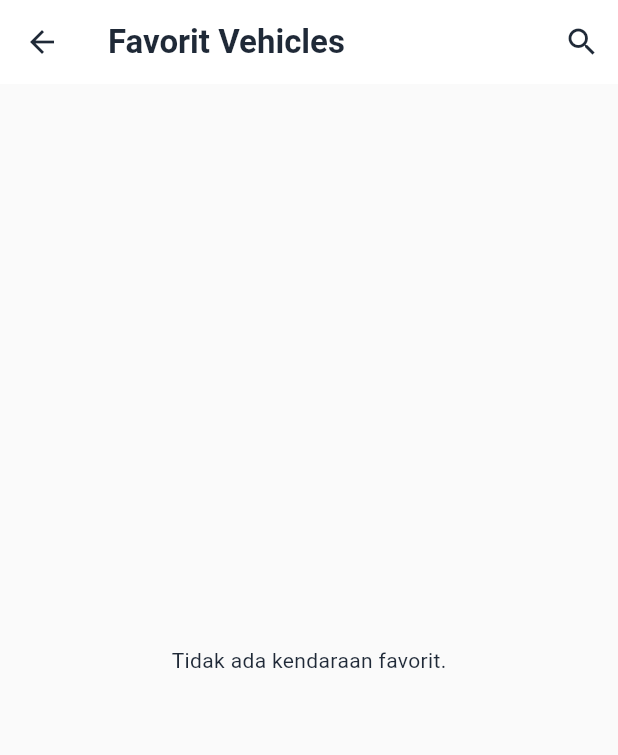
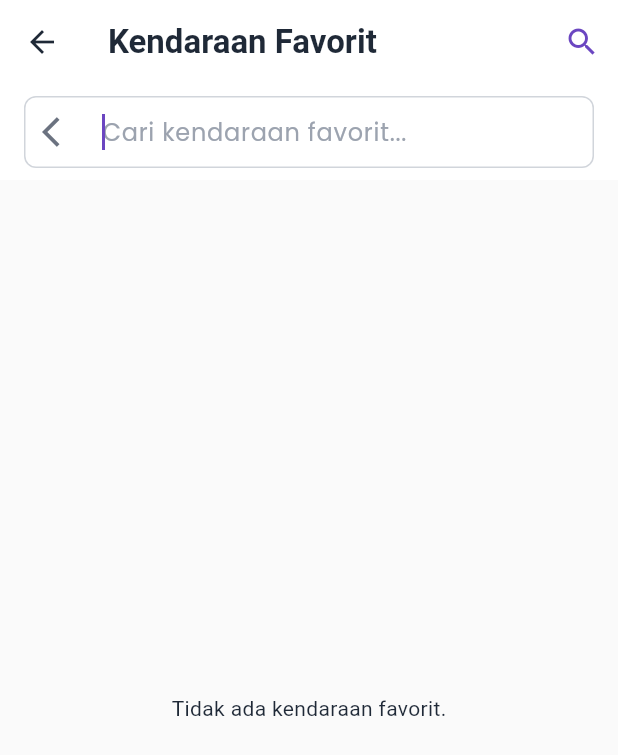
Before and after one commit to mazkama/infoev-mobile, a Flutter app: the FavoritVehiclesPage screen opened directly, after a tap on the "search" icon, on a phone screen of 412 x 824 dp. Shown: the top 755 px of the screen. Run offline on Flutter 3.47's test engine with Material 3 defaults, Android fonts, the phone set to English and light mode, and no system bars; our stand-ins replace cached_network_image, firebase_core, firebase_messaging, flutter_local_notifications, flutter_widget_from_html, get and 5 more; accounts and stored records are empty; network calls fail.

Commit message:
Search Kendaraan Favorit

```diff
--- a/lib/app/modules/favorite_vehicles/controllers/FavoriteVehiclesController.dart
+++ b/lib/app/modules/favorite_vehicles/controllers/FavoriteVehiclesController.dart
@@ -7,12 +7,17 @@ import 'package:infoev/core/local_db.dart';
 
 class FavoriteVehicleController extends GetxController {
   var favoriteVehicles = <FavoriteVehicle>[].obs;
+  var filteredVehicles = <FavoriteVehicle>[].obs; // For search results
   var isLoading = false.obs;
   var errorMessage = ''.obs;
 
   var isLoadingMore = false.obs;
   var isError = false.obs;
   var hasMoreFavorites = true.obs;
+
+  // Search state
+  var isSearching = false.obs;
+  var searchQuery = "".obs;
 
   int currentPage = 1;
 
@@ -28,6 +33,43 @@ class FavoriteVehicleController extends GetxController {
     fetchFavoriteVehicles(); // Ini akan dipanggil ulang setiap kali halaman aktif
   }
 
+  // Toggle search mode
+  void toggleSearch() {
+    isSearching.value = !isSearching.value;
+    if (!isSearching.value) {
+      searchQuery.value = "";
+      applyFilters();
+    }
+  }
+
+  // Search vehicles by name or brand
+  void searchVehicles(String query) {
+    searchQuery.value = query;
+    applyFilters();
+  }
+
+  // Apply filters (currently just search)
+  void applyFilters() {
+    if (searchQuery.value.isEmpty) {
+      filteredVehicles.value = List<FavoriteVehicle>.from(favoriteVehicles);
+      return;
+    }
+
+    final query = searchQuery.value.toLowerCase();
+    filteredVehicles.value = favoriteVehicles
+        .where((vehicle) =>
+          vehicle.name.toLowerCase().contains(query) ||
+          vehicle.brandName.toLowerCase().contains(query))
+        .toList();
+  }
+
+  // Reset all filters
+  void resetFilters() {
+    searchQuery.value = "";
+    isSearching.value = false;
+    applyFilters();
+  }
+
   Future<void> refreshFavorites() async {
     await fetchFavoriteVehicles(reset: true);
   }
@@ -35,12 +77,15 @@ class FavoriteVehicleController extends GetxController {
   Future<void> clearAndRefreshData() async {
     // Clear existing data
     favoriteVehicles.clear();
+    filteredVehicles.clear();
     currentPage = 1;
     hasMoreFavorites.value = true;
     errorMessage.value = '';
     isLoading.value = false;
     isLoadingMore.value = false;
     isError.value = false;
+    searchQuery.value = '';
+    isSearching.value = false;
 
     // Fetch new data
     await fetchFavoriteVehicles(reset: true);
@@ -55,6 +100,7 @@ class FavoriteVehicleController extends GetxController {
       currentPage = 1;
       hasMoreFavorites.value = true;
       favoriteVehicles.clear();
+      filteredVehicles.clear();
       errorMessage.value = '';
       isLoading.value = true;
     } else {
@@ -67,6 +113,7 @@ class FavoriteVehicleController extends GetxController {
 
       if (token == null || token.isEmpty) {
         favoriteVehicles.clear(); // Hapus data lama jika token tidak valid
+        filteredVehicles.clear();
         errorMessage.value = 'Token tidak tersedia. Silakan login kembali.';
         return;
       }
@@ -87,11 +134,13 @@ class FavoriteVehicleController extends GetxController {
           hasMoreFavorites.value = false;
         } else {
           // Jika reset, clear sudah dilakukan di atas, jadi ini tinggal addAll saja
-          favoriteVehicles.addAll(
-            vehiclesJson.map((e) => FavoriteVehicle.fromJson(e)).toList(),
-          );
+          final newVehicles = vehiclesJson.map((e) => FavoriteVehicle.fromJson(e)).toList();
+          favoriteVehicles.addAll(newVehicles);
           currentPage++;
           errorMessage.value = '';
+
+          // Apply any active filters to update filtered list
+          applyFilters();
         }
       } else {
         errorMessage.value =
--- a/lib/app/modules/favorite_vehicles/views/FavoriteVehiclesPage.dart
+++ b/lib/app/modules/favorite_vehicles/views/FavoriteVehiclesPage.dart
@@ -6,34 +6,78 @@ import 'package:infoev/app/modules/favorite_vehicles/controllers/FavoriteVehicle
 import 'package:infoev/app/modules/favorite_vehicles/model/favoriteVehicleModel.dart';
 import 'package:infoev/app/styles/app_colors.dart';
 
-class FavoritVehiclesPage extends StatelessWidget {
+class FavoritVehiclesPage extends StatefulWidget {
   const FavoritVehiclesPage({super.key});
 
   @override
-  Widget build(BuildContext context) {
-    final controller = Get.put(FavoriteVehicleController());
+  State<FavoritVehiclesPage> createState() => _FavoritVehiclesPageState();
+}
+
+class _FavoritVehiclesPageState extends State<FavoritVehiclesPage> {
+  final TextEditingController _searchController = TextEditingController();
+  final FocusNode _searchFocusNode = FocusNode();
+  late FavoriteVehicleController controller;
+
+  @override
+  void initState() {
+    super.initState();
+    controller = Get.put(FavoriteVehicleController());
 
     // Add this at the start of build method
     WidgetsBinding.instance.addPostFrameCallback((_) {
       controller.clearAndRefreshData();
+
+      // Listener untuk mengupdate search controller ketika nilai search berubah dari controller
+      controller.searchQuery.listen((query) {
+        if (_searchController.text != query) {
+          _searchController.text = query;
+        }
       });
+    });
+  }
 
+  @override
+  void dispose() {
+    _searchController.dispose();
+    _searchFocusNode.dispose();
+    super.dispose();
+  }
+
+  @override
+  Widget build(BuildContext context) {
     return Scaffold(
       appBar: AppBar(
         title: const Text(
-          "Favorit Vehicles",
+          "Kendaraan Favorit",
           style: TextStyle(fontWeight: FontWeight.bold),
         ),
         actions: [
           IconButton(
             icon: const Icon(Icons.search),
+            color: AppColors.primaryColor,
             onPressed: () {
-              // Implement search action
+              controller.toggleSearch();
+              // Give focus to search field after layout update
+              if (controller.isSearching.value) {
+                Future.delayed(const Duration(milliseconds: 100), () {
+                  _searchFocusNode.requestFocus();
+                });
+              }
             },
           ),
         ],
       ),
-      body: RefreshIndicator(
+      body: Column(
+        children: [
+          // Search bar
+          Obx(() => controller.isSearching.value
+              ? _buildSearchBar()
+              : const SizedBox.shrink()
+          ),
+
+          // Main content
+          Expanded(
+            child: RefreshIndicator(
               onRefresh: () async {
                 await controller.refreshFavorites();
               },
@@ -42,14 +86,21 @@ class FavoritVehiclesPage extends StatelessWidget {
                   return const Center(child: CircularProgressIndicator());
                 }
 
-          if (controller.favoriteVehicles.isEmpty) {
+                final vehicles = controller.isSearching.value
+                    ? controller.filteredVehicles
+                    : controller.favoriteVehicles;
+
+                if (vehicles.isEmpty) {
+                  if (controller.isSearching.value && controller.searchQuery.value.isNotEmpty) {
+                    return _buildEmptySearchResults();
+                  }
                   return const Center(child: Text("Tidak ada kendaraan favorit."));
                 }
 
                 return Padding(
                   padding: const EdgeInsets.all(12.0),
                   child: GridView.builder(
-              itemCount: controller.favoriteVehicles.length,
+                    itemCount: vehicles.length,
                     gridDelegate: const SliverGridDelegateWithFixedCrossAxisCount(
                       crossAxisCount: 2,
                       crossAxisSpacing: 10,
@@ -57,12 +108,135 @@ class FavoritVehiclesPage extends StatelessWidget {
                       childAspectRatio: 0.75,
                     ),
                     itemBuilder: (context, index) {
-                final vehicle = controller.favoriteVehicles[index];
+                      final vehicle = vehicles[index];
                       return _buildVehicleCard(vehicle, controller);
                     },
                   ),
                 );
               }),
+            ),
+          ),
+        ],
+      ),
+    );
+  }
+
+  Widget _buildSearchBar() {
+    return Container(
+      padding: const EdgeInsets.symmetric(horizontal: 16, vertical: 8),
+      color: AppColors.cardBackgroundColor,
+      child: TextField(
+        controller: _searchController,
+        onChanged: (value) {
+          controller.searchVehicles(value);
+        },
+        autofocus: true,
+        focusNode: _searchFocusNode,
+        style: GoogleFonts.poppins(color: AppColors.textColor),
+        decoration: InputDecoration(
+          hintText: 'Cari kendaraan favorit...',
+          hintStyle: GoogleFonts.poppins(color: AppColors.textTertiary),
+          prefixIcon: IconButton(
+            icon: const Icon(
+              Icons.arrow_back_ios,
+              color: AppColors.textSecondary,
+            ),
+            onPressed: () {
+              controller.isSearching.value = false;
+              _searchController.clear();
+              FocusScope.of(context).unfocus();
+            },
+          ),
+          suffixIcon: ValueListenableBuilder<TextEditingValue>(
+            valueListenable: _searchController,
+            builder: (context, value, child) {
+              return value.text.isNotEmpty
+                  ? IconButton(
+                    icon: const Icon(
+                      Icons.close,
+                      color: AppColors.textSecondary,
+                    ),
+                    onPressed: () {
+                      _searchController.clear();
+                      controller.searchVehicles('');
+                    },
+                  )
+                  : const SizedBox.shrink();
+            },
+          ),
+          filled: true,
+          contentPadding: const EdgeInsets.symmetric(
+            horizontal: 16,
+            vertical: 10,
+          ),
+          border: OutlineInputBorder(
+            borderRadius: BorderRadius.circular(8),
+            borderSide: BorderSide.none,
+          ),
+          enabledBorder: OutlineInputBorder(
+            borderRadius: BorderRadius.circular(8),
+            borderSide: BorderSide(color: AppColors.borderMedium),
+          ),
+          focusedBorder: OutlineInputBorder(
+            borderRadius: BorderRadius.circular(8),
+            borderSide: const BorderSide(
+              color: AppColors.borderMedium,
+              width: 1,
+            ),
+          ),
+        ),
+      ),
+    );
+  }
+
+  Widget _buildEmptySearchResults() {
+    return Center(
+      child: Column(
+        mainAxisAlignment: MainAxisAlignment.center,
+        children: [
+          const Icon(
+            Icons.search_off,
+            size: 64,
+            color: AppColors.secondaryColor,
+          ),
+          const SizedBox(height: 16),
+          Text(
+            'Tidak ada kendaraan yang sesuai',
+            textAlign: TextAlign.center,
+            style: GoogleFonts.poppins(
+              color: AppColors.textTertiary,
+              fontSize: 16,
+              fontWeight: FontWeight.w600,
+            ),
+          ),
+          const SizedBox(height: 8),
+          Text(
+            'Coba ubah kriteria pencarian Anda',
+            textAlign: TextAlign.center,
+            style: GoogleFonts.poppins(
+              color: AppColors.textTertiary,
+              fontSize: 14,
+            ),
+          ),
+          const SizedBox(height: 24),
+          ElevatedButton(
+            onPressed: () {
+              controller.resetFilters();
+            },
+            style: ElevatedButton.styleFrom(
+              backgroundColor: Colors.white,
+              foregroundColor: Colors.black,
+              padding: const EdgeInsets.symmetric(horizontal: 24, vertical: 12),
+              shape: RoundedRectangleBorder(
+                borderRadius: BorderRadius.circular(8),
+              ),
+            ),
+            child: Text(
+              'Reset Filter',
+              style: GoogleFonts.poppins(fontWeight: FontWeight.w600),
+            ),
+          ),
+        ],
       ),
     );
   }
@@ -81,7 +255,7 @@ class FavoritVehiclesPage extends StatelessWidget {
           borderRadius: BorderRadius.circular(12),
           boxShadow: [
             BoxShadow(
-              color: AppColors.shadowMedium.withValues(alpha: 0.2),
+              color: AppColors.shadowMedium.withOpacity(0.2),
               blurRadius: 4,
               offset: const Offset(0, 2),
             ),
@@ -127,13 +301,11 @@ class FavoritVehiclesPage extends StatelessWidget {
                       right: 8,
                       child: GestureDetector(
                         onTap: () {
-                          // TODO: panggil fungsi hapus favorite di controller
-                          print('Hapus kendaraan: ${vehicle.name}');
                           controller.removeFavorite(vehicle.id);
                         },
                         child: Container(
                           decoration: BoxDecoration(
-                            color: Colors.red.withValues(alpha: 0.8),
+                            color: Colors.red.withOpacity(0.8),
                             shape: BoxShape.circle,
                           ),
                           padding: const EdgeInsets.all(6),
```
Lines whose indentation alone changed are shown as unchanged.
